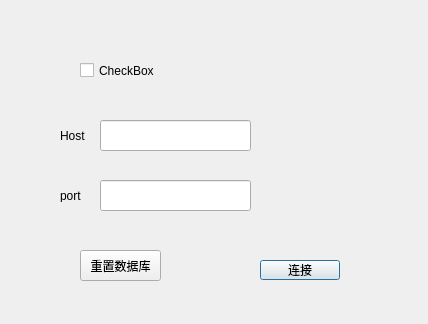
Old version of the form src/signA/View/redissetupdialog.ui in the repository Freedom-JJ/SignalAnalysis.
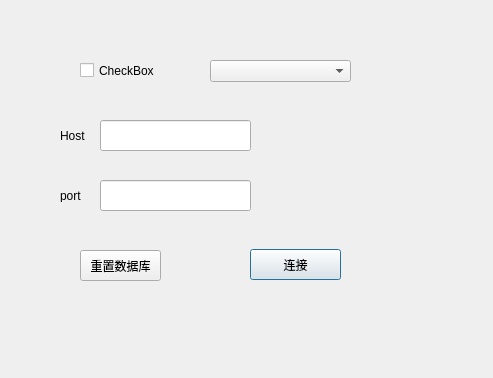
New version of the form.

Diff of the .ui file:
```diff
--- a/src/signA/View/redissetupdialog.ui
+++ b/src/signA/View/redissetupdialog.ui
@@ -6,8 +6,8 @@
    <rect>
     <x>0</x>
     <y>0</y>
-    <width>428</width>
-    <height>324</height>
+    <width>493</width>
+    <height>378</height>
    </rect>
   </property>
   <property name="windowTitle">
@@ -75,10 +75,10 @@
   <widget class="QPushButton" name="redisButton">
    <property name="geometry">
     <rect>
-     <x>260</x>
-     <y>260</y>
-     <width>80</width>
-     <height>20</height>
+     <x>250</x>
+     <y>249</y>
+     <width>91</width>
+     <height>31</height>
     </rect>
    </property>
    <property name="text">
@@ -98,6 +98,16 @@
     <string>重置数据库</string>
    </property>
   </widget>
+  <widget class="QComboBox" name="algorithmComboBox">
+   <property name="geometry">
+    <rect>
+     <x>210</x>
+     <y>60</y>
+     <width>141</width>
+     <height>22</height>
+    </rect>
+   </property>
+  </widget>
  </widget>
  <resources/>
  <connections/>
```
